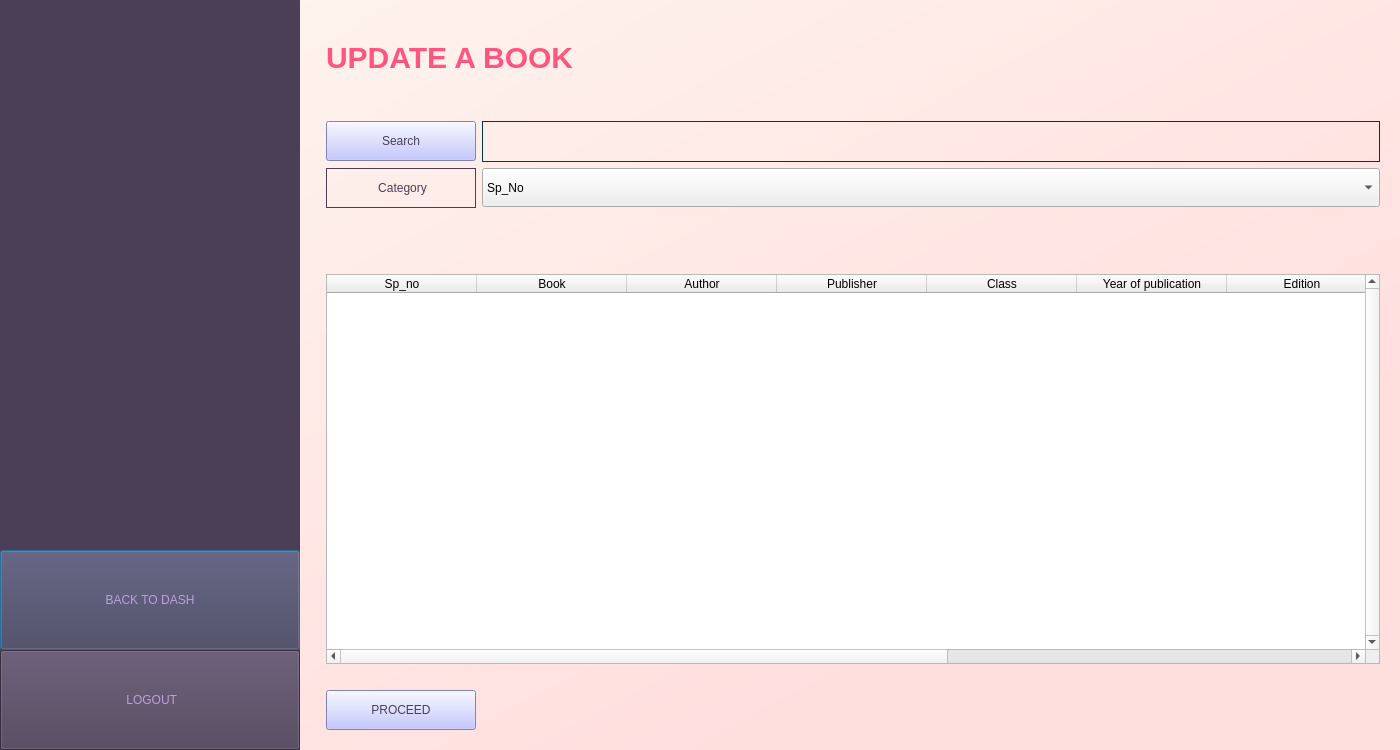
This is updateBooks1.ui in Biancaa-R/Library-Management-system-GUI as Qt 5 draws it before an edit. The edited form follows.
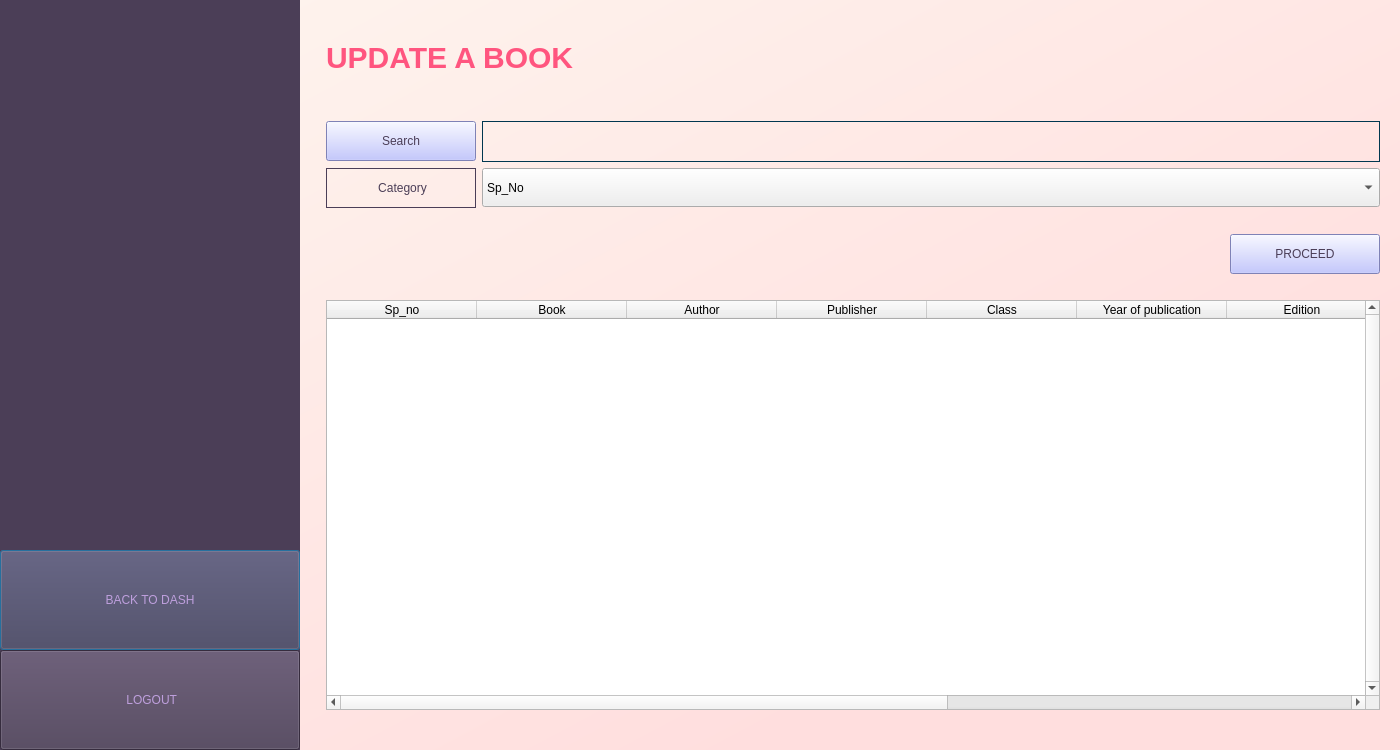
This is the edited form. Icons and pictures are not drawn.

What changed in the file:
```diff
--- a/updateBooks1.ui
+++ b/updateBooks1.ui
@@ -384,15 +384,48 @@
            </spacer>
           </item>
           <item>
-           <widget class="QLabel" name="confirm">
-            <property name="styleSheet">
-             <string notr="true">font: 13pt &quot;Calibri&quot; bold;
+           <layout class="QGridLayout" name="gridLayout_2">
+            <property name="topMargin">
+             <number>0</number>
+            </property>
+            <item row="0" column="0">
+             <widget class="QLabel" name="confirm">
+              <property name="styleSheet">
+               <string notr="true">font: 13pt &quot;Calibri&quot; bold;
 color:rgb(170, 0, 0);</string>
-            </property>
-            <property name="text">
-             <string/>
-            </property>
-           </widget>
+              </property>
+              <property name="text">
+               <string/>
+              </property>
+             </widget>
+            </item>
+            <item row="0" column="1">
+             <widget class="QPushButton" name="confirmbutton">
+              <property name="minimumSize">
+               <size>
+                <width>150</width>
+                <height>40</height>
+               </size>
+              </property>
+              <property name="maximumSize">
+               <size>
+                <width>150</width>
+                <height>40</height>
+               </size>
+              </property>
+              <property name="styleSheet">
+               <string notr="true">font: 11pt &quot;Calibri&quot;;
+color:rgb(75, 62, 87);
+background-color:rgb(178, 182, 255);
+
+</string>
+              </property>
+              <property name="text">
+               <string>PROCEED</string>
+              </property>
+             </widget>
+            </item>
+           </layout>
           </item>
           <item>
            <spacer name="horizontalSpacer_5">
@@ -501,45 +534,6 @@
             </column>
            </widget>
           </item>
-          <item>
-           <spacer name="horizontalSpacer_4">
-            <property name="orientation">
-             <enum>Qt::Horizontal</enum>
-            </property>
-            <property name="sizeHint" stdset="0">
-             <size>
-              <width>40</width>
-              <height>20</height>
-             </size>
-            </property>
-           </spacer>
-          </item>
-          <item>
-           <widget class="QPushButton" name="confirmbutton">
-            <property name="minimumSize">
-             <size>
-              <width>150</width>
-              <height>40</height>
-             </size>
-            </property>
-            <property name="maximumSize">
-             <size>
-              <width>150</width>
-              <height>40</height>
-             </size>
-            </property>
-            <property name="styleSheet">
-             <string notr="true">font: 11pt &quot;Calibri&quot;;
-color:rgb(75, 62, 87);
-background-color:rgb(178, 182, 255);
-
-</string>
-            </property>
-            <property name="text">
-             <string>PROCEED</string>
-            </property>
-           </widget>
-          </item>
           <item>
            <spacer name="horizontalSpacer_6">
             <property name="orientation">
@@ -548,7 +542,7 @@
             <property name="sizeHint" stdset="0">
              <size>
               <width>40</width>
-              <height>20</height>
+              <height>40</height>
              </size>
             </property>
            </spacer>
```
